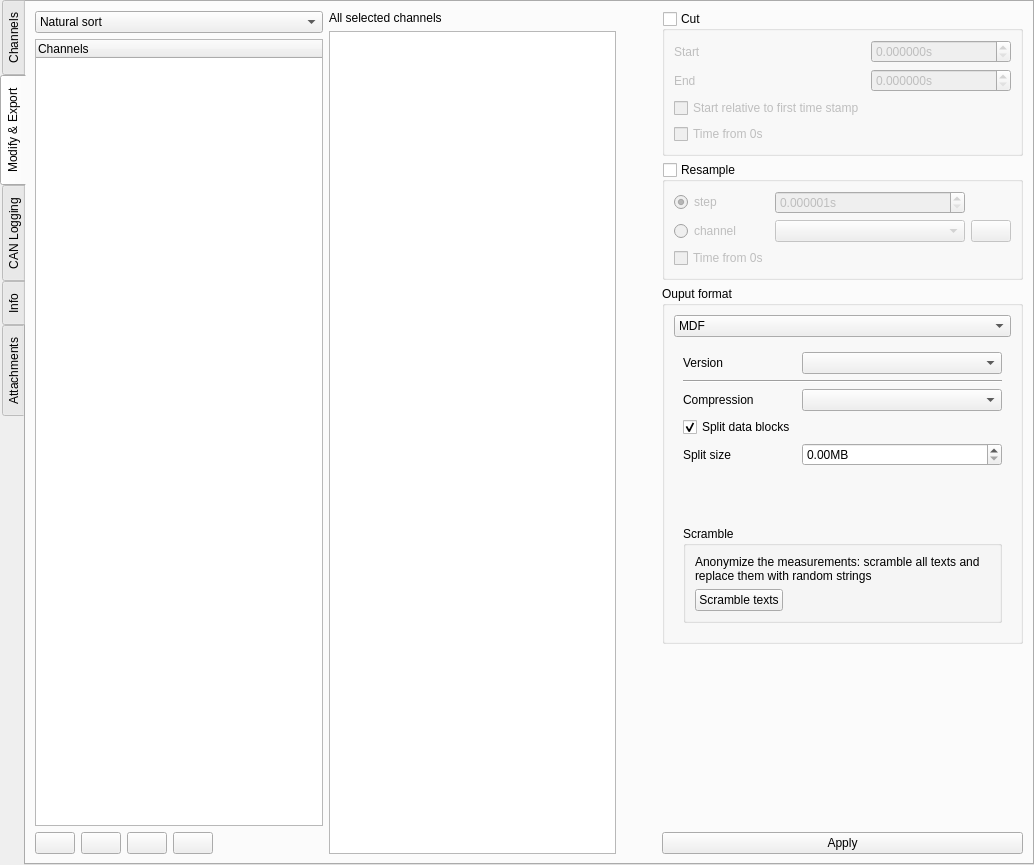
First picture: the form in asammdf/gui/ui/file_widget.ui, repository danielhrisca/asammdf, before the edit.
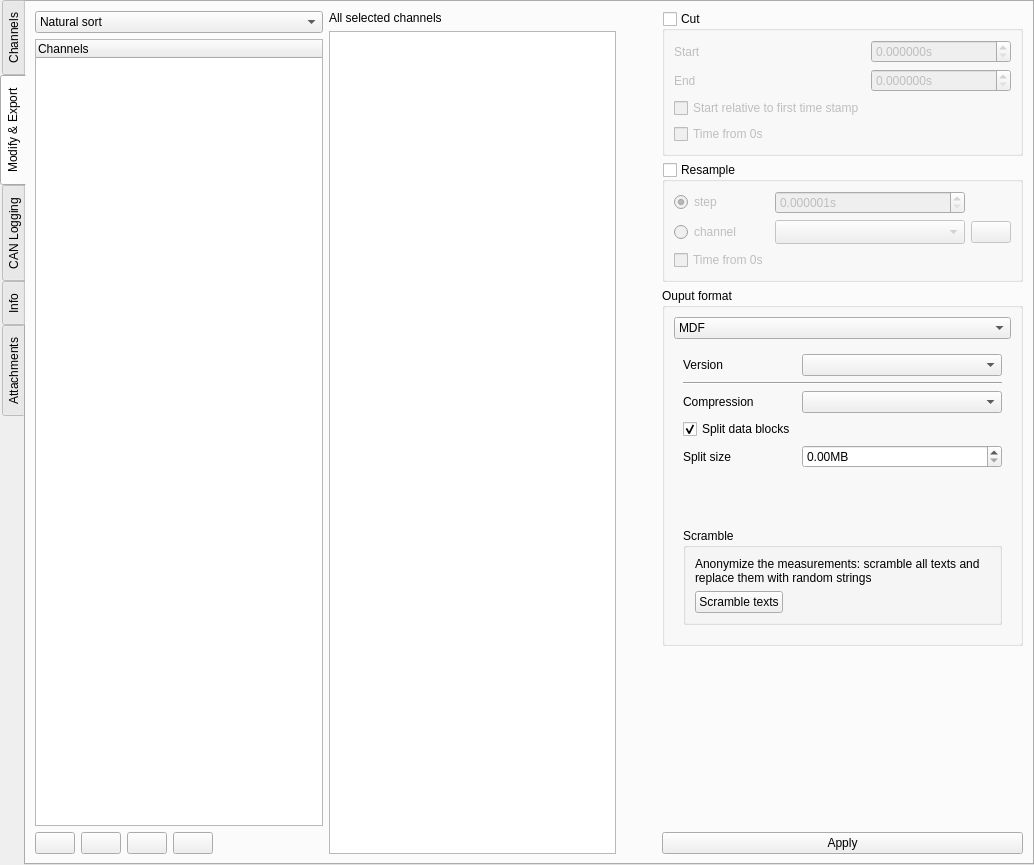
Second picture: the form after the edit. The open tabs and pages were chosen to show the change. Icons and pictures are not drawn. Custom widgets are drawn as their Qt base class.

The edit to the form file:
```diff
--- a/asammdf/gui/ui/file_widget.ui
+++ b/asammdf/gui/ui/file_widget.ui
@@ -485,6 +485,9 @@
               <property name="insertPolicy">
                <enum>QComboBox::InsertAtBottom</enum>
               </property>
+              <property name="sizeAdjustPolicy">
+               <enum>QComboBox::AdjustToMinimumContentsLengthWithIcon</enum>
+              </property>
              </widget>
             </item>
             <item row="2" column="2">
```
Left out of the diff: 2 changed lines with no effect on the pictures.
